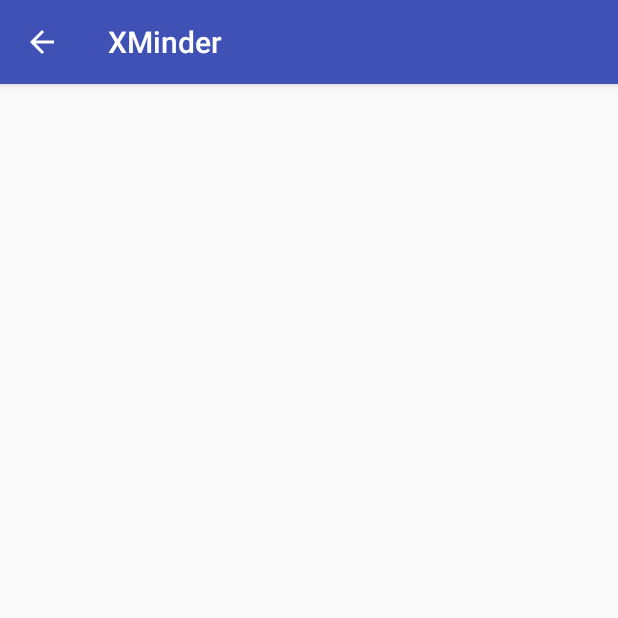
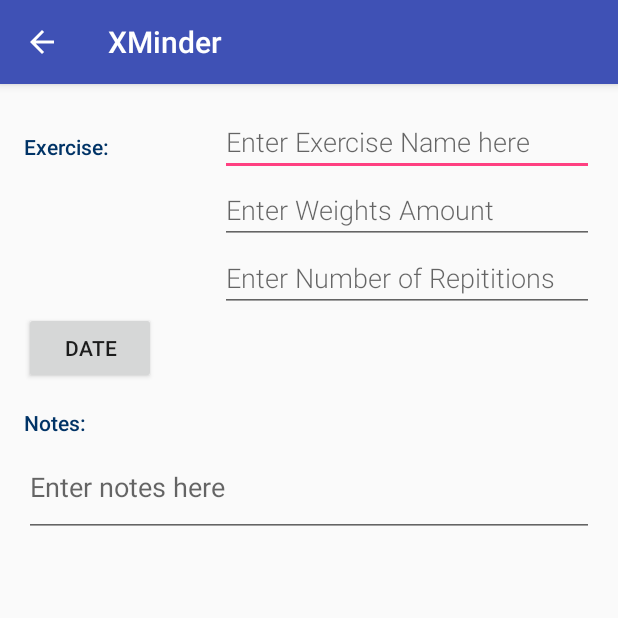
Before and after one commit to babarehner/Android-XMinder, an Android app: the StrengthExActivity screen opened directly, with no data from a screen before it, on a phone screen of 412 x 824 dp, the top half of it. Run offline under Robolectric (Android 15) with nearby library versions, the phone set to English and light mode, and no system bars.

Commit message:
Added activity_strengthex.xml layout page

```diff
--- a/app/src/main/java/com/babarehner/android/xminder/StrengthExActivity.java
+++ b/app/src/main/java/com/babarehner/android/xminder/StrengthExActivity.java
@@ -24,7 +24,6 @@ public class StrengthExActivity extends AppCompatActivity implements LoaderManag
 
     private EditText mNameEditText;
     private EditText mText;
-    private Spinner mPublishYearSpinner;
     private EditText mDurationEditText;
 
     private boolean mExerciseChanged = false;   // When edit change made to a book row
@@ -38,11 +37,14 @@ public class StrengthExActivity extends AppCompatActivity implements LoaderManag
         }
     };
 
-    /*
+
     protected void onCreate(Bundle savedInstanceState) {
         super.onCreate(savedInstanceState);
-        setContentView(R.layout.activity_book);
+        setContentView(R.layout.activity_strengthex);
 
+    }
+
+    /*
         //Get intent and get data from intent
         Intent intent = getIntent();
         mCurrentBookUri = intent.getData();
--- /dev/null
+++ b/app/src/main/res/layout/activity_strengthex.xml
@@ -0,0 +1,106 @@
+<?xml version="1.0" encoding="utf-8"?>
+
+<LinearLayout
+    xmlns:android="http://schemas.android.com/apk/res/android"
+    xmlns:tools="http://schemas.android.com/tools"
+    android:layout_width="match_parent"
+    android:layout_height="match_parent"
+    android:orientation="vertical"
+    android:padding="@dimen/activity_margin"
+    tools:context=".StrengthExActivity">
+
+
+    <!-- Exercise Name, Weights and Reps -->
+    <LinearLayout
+        android:layout_width="match_parent"
+        android:layout_height="wrap_content"
+        android:orientation="horizontal">
+
+        <!-- Label -->
+        <TextView
+            android:text="@string/exercise"
+            style="@style/ExerciseStyle" />
+
+        <!-- Input Exercise Fields -->
+        <LinearLayout
+            android:layout_width="0dp"
+            android:layout_height="wrap_content"
+            android:layout_weight="2"
+            android:paddingLeft="4dp"
+            android:orientation="vertical">
+
+            <!-- Exercise Name Field -->
+            <EditText
+                android:id="@+id/edit_ex_name"
+                android:hint="@string/hint_ex_name"
+                android:inputType="textCapWords"
+                style="@style/ExerciseFieldStyle" />
+
+            <!-- Amount of weight -->
+            <EditText
+                android:id="@+id/edit_weight_amnt"
+                android:hint="@string/hint_weight_amnt"
+                android:inputType="textCapWords"
+                style="@style/ExerciseFieldStyle" />
+
+            <!-- Amount of weight -->
+            <EditText
+                android:id="@+id/edit_reps_num"
+                android:hint="@string/hint_reps_num"
+                android:inputType="textCapWords"
+                style="@style/ExerciseFieldStyle" />
+
+        </LinearLayout>
+
+
+
+
+    </LinearLayout>
+
+    <LinearLayout
+        android:layout_width="match_parent"
+        android:layout_height="wrap_content"
+        android:orientation="horizontal">
+
+        <TextView
+            android:id="@+id/tvDate"
+            android:layout_width="wrap_content"
+            android:layout_height="wrap_content"
+            android:text=""/>
+
+        <Button
+            android:id="@+id/pick_date"
+            android:layout_width="wrap_content"
+            android:layout_height="wrap_content"
+            android:layout_alignParentTop="false"
+            android:layout_centerHorizontal="true"
+            android:text="Date" />
+    </LinearLayout>
+
+
+    <LinearLayout
+        android:layout_width="match_parent"
+        android:layout_height="wrap_content"
+        android:orientation="vertical" >
+
+        <!-- Label -->
+        <TextView
+            android:text="Notes:"
+            android:layout_width="wrap_content"
+            android:textColor="@color/editColorText"
+            android:fontFamily="sans-serif-medium"
+            android:textAppearance="?android:textAppearanceSmall"
+            style="@style/ExerciseStyle"/>
+
+
+        <EditText
+            android:id="@+id/notes"
+            android:hint="Enter notes here"
+            android:inputType="textMultiLine"
+            android:layout_width="match_parent"
+            android:layout_height="wrap_content"
+            android:minLines="2"/>
+    </LinearLayout>
+
+
+</LinearLayout>
--- a/app/src/main/res/values/colors.xml
+++ b/app/src/main/res/values/colors.xml
@@ -8,4 +8,6 @@
     <color name="colorCardio">#F50057</color>
     <color name="colorStrength">#FD8E09</color>
 
+    <color name="editColorText">#003366</color>
+
 </resources>
--- a/app/src/main/res/values/strings.xml
+++ b/app/src/main/res/values/strings.xml
@@ -1,8 +1,15 @@
 <resources>
     <string name="app_name">XMinder</string>
 
+    <!-- Empty view popup hints that ask user to input exercises [CHAR LIMIT=50] -->
     <string name="empty_view_title_text">OH NO Mr. Bill I\'m a lonely at the gym with no exercises!!!</string>
-    <!-- Subtitle text for the empty view that prompts the user to add a pet [CHAR LIMIT=50] -->
     <string name="empty_view_subtitle_text">Please get started by adding an exercise!</string>
 
+
+    <!-- activity strength_ex.html -->
+    <string name="exercise">Exercise:</string>
+    <string name="hint_ex_name">Enter Exercise Name here</string>
+    <string name="hint_weight_amnt">Enter Weights Amount</string>
+    <string name="hint_reps_num">Enter Number of Repititions</string>
+
 </resources>
--- a/app/src/main/res/values/styles.xml
+++ b/app/src/main/res/values/styles.xml
@@ -8,4 +8,23 @@
         <item name="colorAccent">@color/colorAccent</item>
     </style>
 
+    <style name="ExerciseStyle">
+        <item name="android:layout_height">wrap_content</item>
+        <item name="android:layout_width">0dp</item>
+        <item name="android:layout_weight">1</item>
+        <item name="android:paddingTop">16dp</item>
+        <item name="android:textColor">@color/editColorText</item>
+        <item name="android:fontFamily">sans-serif-medium</item>
+        <item name="android:textAppearance">?android:textAppearanceSmall</item>
+    </style>
+
+    <!-- Style for an EditText field in the editor -->
+    <style name="ExerciseFieldStyle">
+        <item name="android:layout_height">wrap_content</item>
+        <item name="android:layout_width">match_parent</item>
+        <item name="android:fontFamily">sans-serif-light</item>
+        <item name="android:textAppearance">?android:textAppearanceMedium</item>
+    </style>
+
+
 </resources>
```
